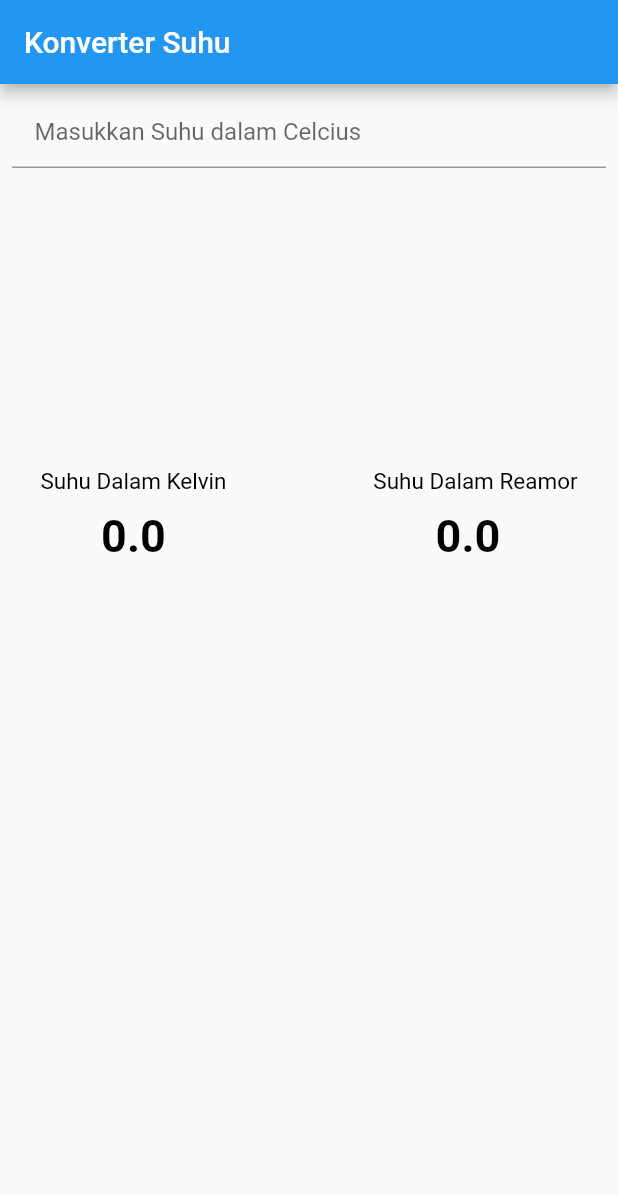
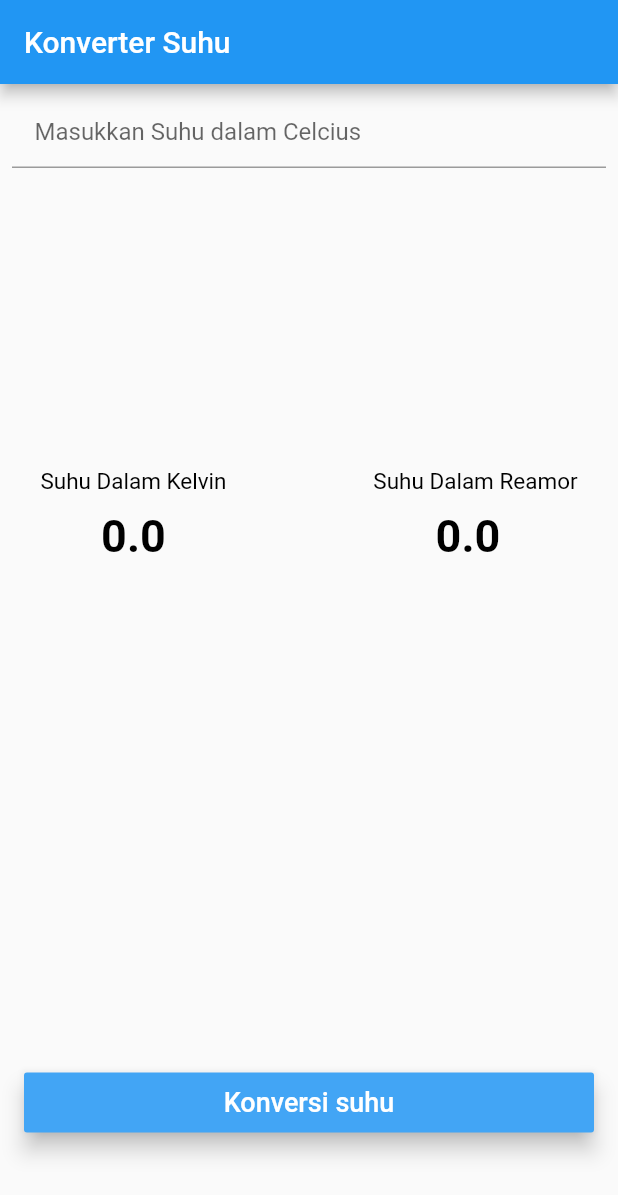
Before and after one commit to ITTECH-DEO/flutter_application_tugas3, a Flutter app: the screen it shows after launch, on a phone screen of 412 x 824 dp. Shown: the top 1195 px of the screen. Run offline on Flutter 3.47's test engine with Material 2 defaults, Android fonts, the phone set to English and light mode, and no system bars.

Commit message:
tugas_3.2

```diff
--- a/lib/main.dart
+++ b/lib/main.dart
@@ -92,6 +92,24 @@ class _MyAppState extends State<MyApp> {
                       )
                     ])
                   ]),
+              Flexible(
+                child: Container(
+                  padding: EdgeInsets.fromLTRB(0, 340, 0, 0),
+                  width: 380.0,
+                  height: 380.0,
+                  child: RaisedButton(
+                      color: Colors.blue[400],
+                      elevation: 6.0,
+                      child: Text(
+                        "Konversi suhu",
+                        style: TextStyle(
+                          color: Colors.white,
+                          fontSize: 18.0,
+                        ),
+                      ),
+                      onPressed: () {}),
+                ),
+              ),
             ],
           ),
         ),
```
